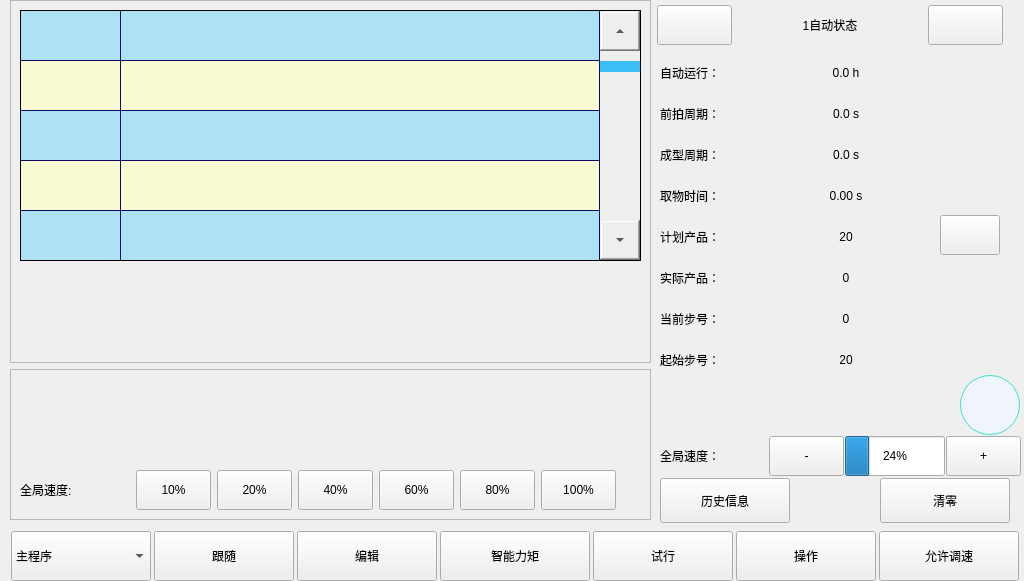
This is autoform.ui in Jade-yun/MachineTool as Qt 5 draws it before an edit. The edited form follows.
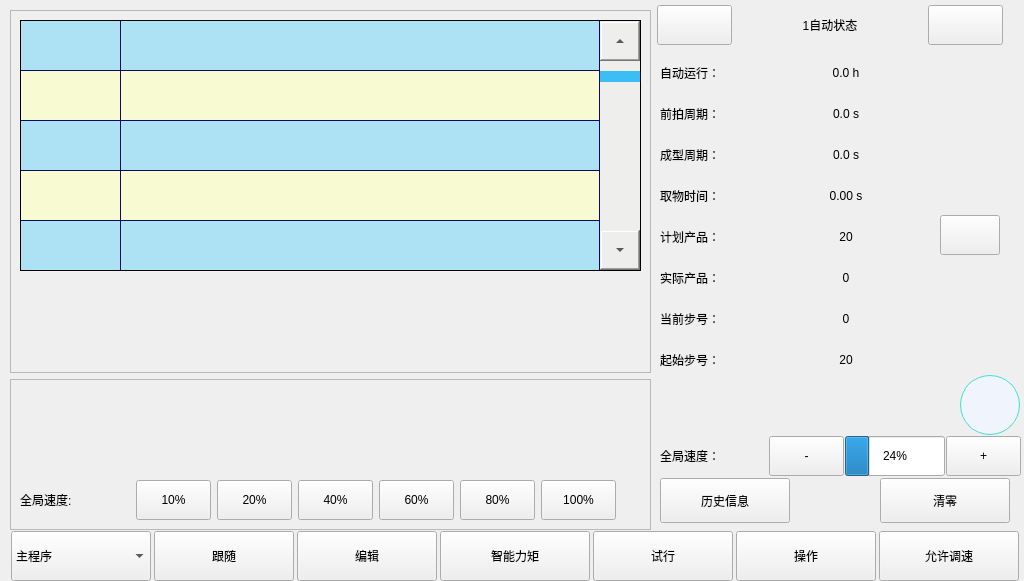
This is the edited form. Icons and pictures are not drawn.

The edit to the form file:
```diff
--- a/autoform.ui
+++ b/autoform.ui
@@ -1983,7 +1983,7 @@
    <property name="geometry">
     <rect>
      <x>10</x>
-     <y>0</y>
+     <y>10</y>
      <width>643</width>
      <height>520</height>
     </rect>
```
